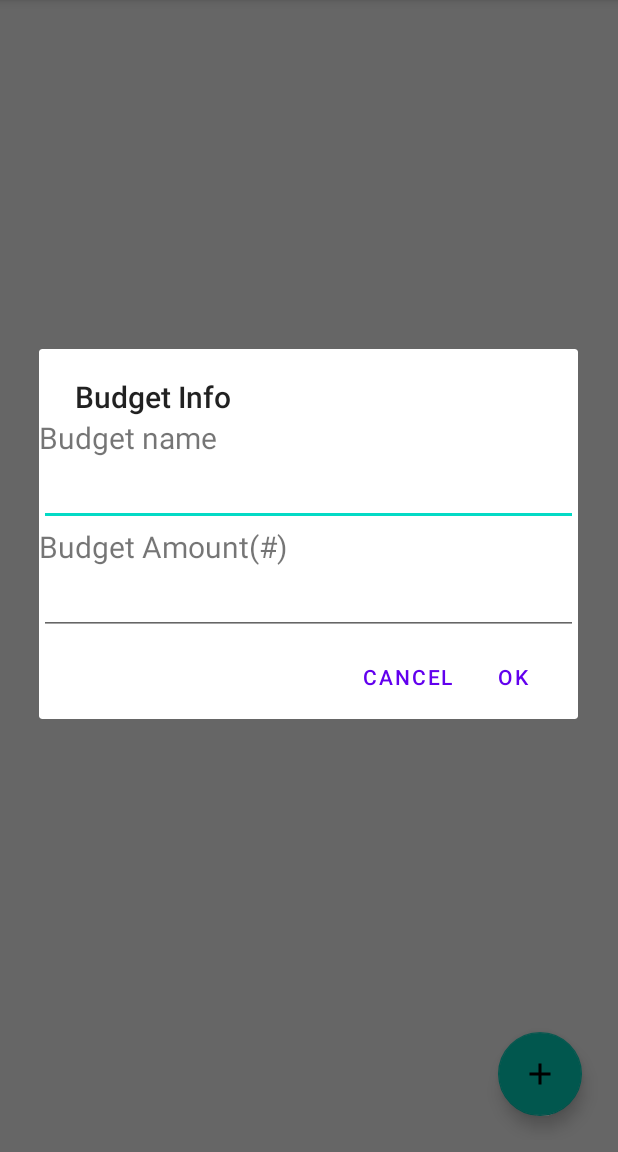
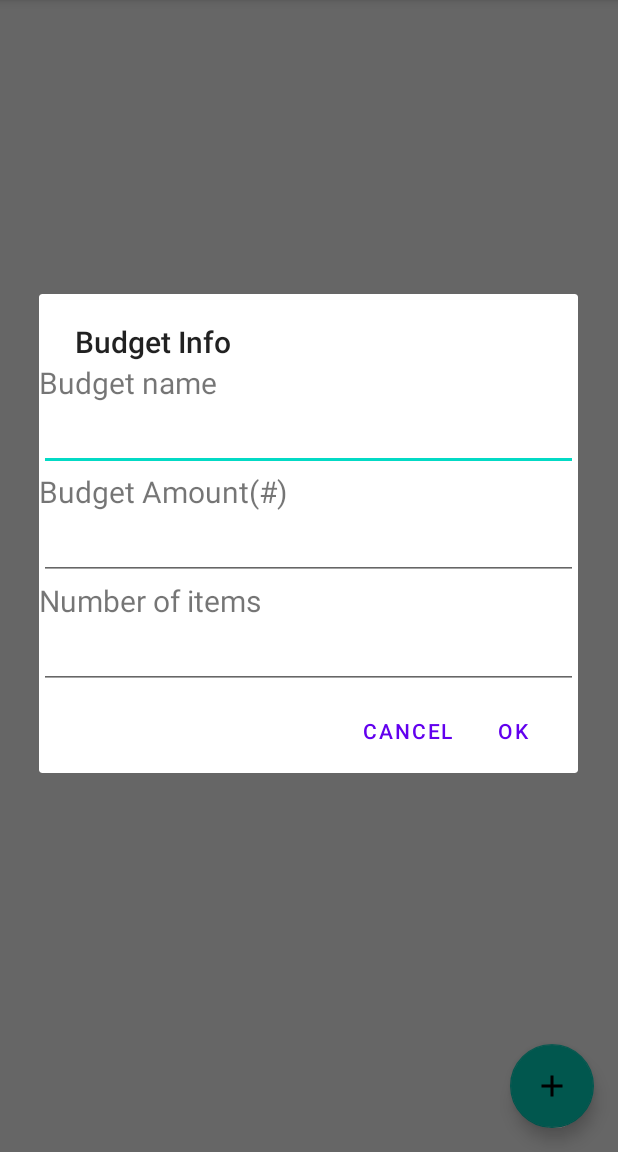
Before and after one commit to Hassan-akachi/budget--app-example-preview, an Android app: the screen it shows after launch (MainActivity), after a tap on an icon or button, on a phone screen of 412 x 824 dp, the part 84-1236 px from its top. Run offline under Robolectric (Android 15) with nearby library versions, the phone set to English and light mode, and no system bars.

Commit message:
corrected error in BudgetDataAdapter

```diff
--- a/app/src/main/java/com/example/android/planit/BudgetDataAdapter.java
+++ /dev/null
@@ -1,58 +0,0 @@
-package com.example.android.planit;
-
-import android.content.Context;
-import android.util.Log;
-import android.view.LayoutInflater;
-import android.view.View;
-import android.view.ViewGroup;
-import android.widget.TextView;
-
-import androidx.annotation.NonNull;
-import androidx.recyclerview.widget.RecyclerView;
-
-import org.w3c.dom.Text;
-
-import java.util.ArrayList;
-
-public class BudgetDataAdapter extends RecyclerView.Adapter<BudgetDataAdapter.viewHolder> {
-    ArrayList<BudgetModel> budgetModels;
-    private LayoutInflater inflater;
-    Context context;
-
-
-    public BudgetDataAdapter(Context context, ArrayList<BudgetModel> budgetModelList){
-
-        this.context=context;
-        this.budgetModels = budgetModelList;
-        Log.v("budgetAdapter","show error-"+context);
-    }
-    @NonNull
-    @Override
-    public viewHolder onCreateViewHolder(@NonNull ViewGroup parent, int viewType) {
-        inflater=LayoutInflater.from(context);
-        View v= inflater.inflate(R.layout.main_list_item,parent,false);
-        Log.v("budgetAdapter","show error");
-        return new viewHolder(v);
-    }
-
-    @Override
-    public void onBindViewHolder(@NonNull viewHolder holder, int position) {
-    holder.BudgetName.setText(budgetModels.get(position).getBudgetName());
-    holder.BudgetAmount.setText(String.valueOf(budgetModels.get(position).getBudgetPrice()));
-    }
-
-    @Override
-    public int getItemCount() {
-        return budgetModels.size();
-    }
-
-    public class viewHolder extends RecyclerView.ViewHolder {
-        TextView BudgetName,BudgetAmount,TotalPrice;
-        public viewHolder(@NonNull View itemView) {
-            super(itemView);
-          BudgetName=itemView.findViewById(R.id.budget_item_name);
-          BudgetAmount=itemView.findViewById(R.id.budget_item_amount);
-          TotalPrice=itemView.findViewById(R.id.total_item_amount);
-        }
-    }
-}
--- a/app/src/main/java/com/example/android/planit/BudgetDialogue.java
+++ b/app/src/main/java/com/example/android/planit/BudgetDialogue.java
@@ -2,7 +2,6 @@ package com.example.android.planit;
 
 import android.app.AlertDialog;
 import android.app.Dialog;
-import android.content.Context;
 import android.content.DialogInterface;
 import android.content.Intent;
 import android.os.Bundle;
@@ -13,7 +12,7 @@ import android.widget.EditText;
 import androidx.appcompat.app.AppCompatDialogFragment;
 
 public class BudgetDialogue extends AppCompatDialogFragment {
-    EditText EditBudgetName, EditBudgetAmount;
+    EditText EditBudgetName, EditBudgetAmount, number_of_items;
     private View view;
 
 
@@ -24,19 +23,25 @@ public class BudgetDialogue extends AppCompatDialogFragment {
         // enable to find view
         LayoutInflater inflater = getActivity().getLayoutInflater();
         view = inflater.inflate(R.layout.budget_info, null);
-        //dailoe layout
+
+        //dailogue layout
         builder.setView(view);
         builder.setTitle("Budget Info");
+        EditBudgetName = view.findViewById(R.id.edit_budget_name);
+        EditBudgetAmount = view.findViewById(R.id.edit_budget_amount);
+        number_of_items = view.findViewById(R.id.number_of_items);
         builder.setPositiveButton("ok", new DialogInterface.OnClickListener() {
             @Override
             public void onClick(DialogInterface dialogInterface, int i) {
                 //action taking when clicking in the ok button
                 String budgetName = EditBudgetName.getText().toString().trim();
                 int budgetAmount = Integer.parseInt(EditBudgetAmount.getText().toString());
+                int numberOfItems = Integer.parseInt(number_of_items.getText().toString());
 
                 Intent intent = new Intent(getActivity(), budgetPage.class);
                 intent.putExtra("keybudgetName", budgetName);
                 intent.putExtra("keybudgetAmount", budgetAmount);
+                intent.putExtra("number_of_items", numberOfItems);
 
                 startActivity(intent);
 
@@ -48,8 +53,7 @@ public class BudgetDialogue extends AppCompatDialogFragment {
 
             }
         });
-        EditBudgetName = view.findViewById(R.id.edit_budget_name);
-        EditBudgetAmount = view.findViewById(R.id.edit_budget_amount);
+
         return builder.create();
     }
     // enable edited text to return to return to the view
--- a/app/src/main/java/com/example/android/planit/MainActivity.java
+++ b/app/src/main/java/com/example/android/planit/MainActivity.java
@@ -1,61 +1,83 @@
 package com.example.android.planit;
 
-import androidx.annotation.NonNull;
-import androidx.appcompat.app.AppCompatActivity;
-import androidx.recyclerview.widget.LinearLayoutManager;
-import androidx.recyclerview.widget.RecyclerView;
-
+import android.content.Intent;
 import android.os.Bundle;
 import android.view.Menu;
 import android.view.MenuInflater;
 import android.view.MenuItem;
 import android.view.View;
+import android.widget.AdapterView;
 import android.widget.ArrayAdapter;
 import android.widget.ListView;
 import android.widget.TextView;
 import android.widget.Toast;
 
+import androidx.annotation.NonNull;
+import androidx.appcompat.app.AppCompatActivity;
+
 import com.example.android.planit.data.PlanitDbHelper;
-import com.example.android.planit.data.reposirtory;
 import com.google.android.material.floatingactionbutton.FloatingActionButton;
 
 import java.util.ArrayList;
 
 public class MainActivity extends AppCompatActivity  {
     TextView budgetNameInput,budgetAmountInput;
-    RecyclerView recyclerView;
+    ListView listView;
+    ArrayList<String> tempArray;
+    ArrayList<BudgetModel> budgetModelArrayList;
+
+    @Override
+    protected void onResume() {
+        displayDatabaseInfo();
+        super.onResume();
+    }
+
     @Override
     protected void onCreate(Bundle savedInstanceState) {
         super.onCreate(savedInstanceState);
         setContentView(R.layout.activity_main);
-        recyclerView = findViewById(R.id.list_view);
-//        budgetNameInput=findViewById(R.id.budget_name_input);
-//        budgetAmountInput=findViewById(R.id.budget_amount_input);
+        listView = findViewById(R.id.list_view);
+        budgetNameInput=findViewById(R.id.budget_name_input);
+        budgetAmountInput=findViewById(R.id.budget_amount_input);
         // Setup FAB to open EditorActivity
         FloatingActionButton fab = (FloatingActionButton) findViewById(R.id.fab);
         fab.setOnClickListener(new View.OnClickListener() {
-            public
-            @Override void onClick(View view) {
+            @Override
+            public void onClick(View view) {
             openDialogue();
             }
         });
+
+        listView.setOnItemClickListener(new AdapterView.OnItemClickListener() {
+            @Override
+            public void onItemClick(AdapterView<?> adapterView, View view, int i, long l) {
+                Intent intent = new Intent(MainActivity.this, budgetPage.class);
+                intent.putExtra("ID", budgetModelArrayList.get(i).getBudgetId());
+                intent.putExtra("keybudgetName", tempArray.get(i));
+                intent.putExtra("keybudgetAmount", budgetModelArrayList.get(i).getBudgetAmount());
+                startActivity(intent);
+            }
+        });
+
     }
 
     private void displayDatabaseInfo() {
-    ArrayList<BudgetModel> budgetData = reposirtory.getbudgetDatabaseInfo(this);
+        // To access our database, we instantiate our subclass of SQLiteOpenHelper
+        // and pass the context, which is the current activity.
+        PlanitDbHelper mDbHelper = new PlanitDbHelper(this);
 
-        BudgetDataAdapter budgetDataAdapter= new BudgetDataAdapter(this,budgetData);
-        RecyclerView.LayoutManager layoutManager=new LinearLayoutManager(this);
-        recyclerView.setLayoutManager(layoutManager);
-        recyclerView.setAdapter(budgetDataAdapter);
+        budgetModelArrayList = new ArrayList<>();
+        budgetModelArrayList = mDbHelper.getBudgetData();
+        tempArray = new ArrayList<>();
+        for (int i=0; i < budgetModelArrayList.size(); i++){
+            tempArray.add(budgetModelArrayList.get(i).getBudgetName());
+
+        }
+        ArrayAdapter<String> arrayAdapter =new ArrayAdapter<String>(this, android.R.layout.simple_list_item_1, tempArray);
+        listView.setAdapter(arrayAdapter);
     }
 
-    @Override
-    protected void onStart() {
-        super.onStart();
-        displayDatabaseInfo();
 
-    }
 
     // used to access the dailogue class (dailogueScreen)
     public void openDialogue() {
--- a/app/src/main/java/com/example/android/planit/data/reposirtory.java
+++ /dev/null
@@ -1,29 +0,0 @@
-package com.example.android.planit.data;
-
-import android.content.Context;
-
-import com.example.android.planit.BudgetModel;
-import com.example.android.planit.ItemModel;
-
-import java.util.ArrayList;
-
-public final class reposirtory {
-    static PlanitDbHelper mDbHelper;
-    public  static ArrayList<BudgetModel> getbudgetDatabaseInfo(Context context) {
-        // To access our database, we instantiate our subclass of SQLiteOpenHelper
-        // and pass the context, which is the current activity.
-       mDbHelper = new PlanitDbHelper(context);
-
-        ArrayList<BudgetModel> budgetModelArrayList = new ArrayList<>();
-        budgetModelArrayList = mDbHelper.getBudgetData();
-        return budgetModelArrayList;
-    }
-    public static ArrayList<ItemModel> getItemData(Context context, int ID){
-        mDbHelper = new PlanitDbHelper(context);
-        ArrayList<ItemModel> arrayItemData =new ArrayList<>();
-        arrayItemData =mDbHelper.getItemData(ID);
-        return arrayItemData;
-
-    }
-
-}
--- a/app/src/main/res/layout/activity_budget_page.xml
+++ b/app/src/main/res/layout/activity_budget_page.xml
@@ -23,6 +23,7 @@
             android:layout_height="match_parent"
             android:textSize="20sp"
             tools:text="school plan"
+            android:gravity="center_vertical"
             android:id="@+id/budget_name_input"/>
     </LinearLayout>
     <LinearLayout
@@ -43,6 +44,7 @@
             android:layout_height="wrap_content"
             android:textSize="20sp"
             tools:text="$1000"
+            android:gravity="center_vertical"
             android:id="@+id/budget_amount_input"
             />
     </LinearLayout>
@@ -63,6 +65,7 @@
             android:layout_height="wrap_content"
             android:textSize="20sp"
             tools:text="$1000"
+            android:gravity="center_vertical"
             android:id="@+id/budget_total_input"
             />
     </LinearLayout>
--- a/app/src/main/res/layout/activity_main.xml
+++ b/app/src/main/res/layout/activity_main.xml
@@ -4,15 +4,18 @@
     xmlns:tools="http://schemas.android.com/tools"
     android:layout_width="match_parent"
     android:layout_height="match_parent"
-    android:layout_margin="8dp"
     tools:context=".MainActivity">
 
-    <androidx.recyclerview.widget.RecyclerView
+    <ListView
         android:layout_width="match_parent"
         android:layout_height="wrap_content"
         android:id="@+id/list_view"/>
 
-
+    <TextView
+        android:layout_width="wrap_content"
+        android:layout_height="wrap_content"
+        android:id="@+id/text"
+       />
     <com.google.android.material.floatingactionbutton.FloatingActionButton
         android:layout_width="wrap_content"
         android:layout_height="wrap_content"
--- a/app/src/main/res/layout/budget_info.xml
+++ b/app/src/main/res/layout/budget_info.xml
@@ -24,5 +24,16 @@
         android:layout_height="wrap_content"
         android:inputType="number"
         android:id="@+id/edit_budget_amount"/>
+    android:id="@+id/edit_budget_name"/>
+    <TextView
+        android:layout_width="wrap_content"
+        android:layout_height="wrap_content"
+        android:text="Number of items"
+        android:textSize="20sp"/>
+    <EditText
+        android:layout_width="match_parent"
+        android:layout_height="wrap_content"
+        android:inputType="number"
+        android:id="@+id/number_of_items"/>
 
 </LinearLayout>
--- a/app/src/main/res/menu/budget_menu.xml
+++ b/app/src/main/res/menu/budget_menu.xml
@@ -7,4 +7,8 @@
     app:showAsAction="always"
     android:icon="@drawable/ic_check"
     />
+    <item
+        android:title="Add more items"
+        app:showAsAction="never"
+        android:id="@+id/add_more_items"/>
 </menu>
```
Also changed, not shown: app/src/main/java/com/example/android/planit/BudgetModel.java (+13 -16 lines), app/src/main/java/com/example/android/planit/ItemModel.java (+11 -4 lines), app/src/main/java/com/example/android/planit/budgetAdapter.java (+50 -35 lines), app/src/main/java/com/example/android/planit/budgetPage.java (+84 -66 lines), app/src/main/java/com/example/android/planit/data/PlanitDbHelper.java (+18 -16 lines).
